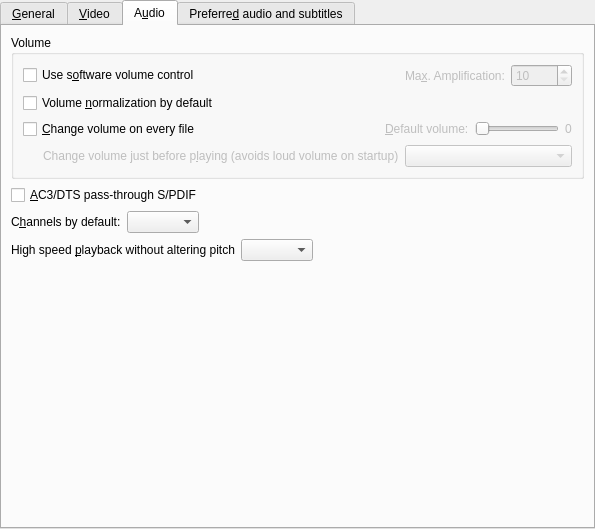
Before: the Qt Designer form src/prefgeneral.ui in wilbert2000/wzplayer, drawn with Qt 5.
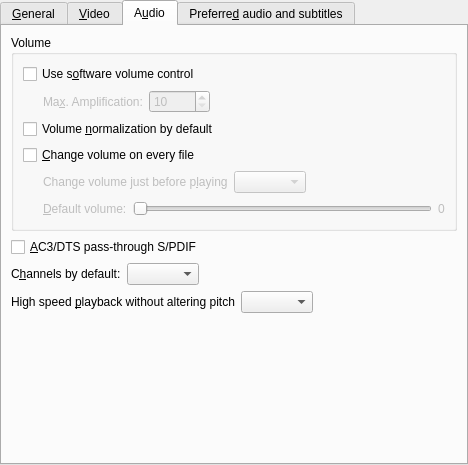
After: the same form once the commit is applied. The open tabs and pages were chosen to show the change. Icons and pictures are not drawn. Custom widgets are drawn as their Qt base class.

```diff
--- a/src/prefgeneral.ui
+++ b/src/prefgeneral.ui
@@ -5,8 +5,8 @@
    <rect>
     <x>0</x>
     <y>0</y>
-    <width>595</width>
-    <height>529</height>
+    <width>468</width>
+    <height>465</height>
    </rect>
   </property>
   <property name="windowIcon" >
@@ -433,6 +433,13 @@
           <property name="spacing" >
            <number>6</number>
           </property>
+          <item>
+           <widget class="QCheckBox" name="softvol_check" >
+            <property name="text" >
+             <string>Use s&amp;oftware volume control</string>
+            </property>
+           </widget>
+          </item>
           <item>
            <layout class="QHBoxLayout" >
             <property name="margin" >
@@ -441,25 +448,18 @@
             <property name="spacing" >
              <number>6</number>
             </property>
-            <item>
-             <widget class="QCheckBox" name="softvol_check" >
-              <property name="text" >
-               <string>Use s&amp;oftware volume control</string>
-              </property>
-             </widget>
-            </item>
             <item>
              <spacer>
               <property name="orientation" >
                <enum>Qt::Horizontal</enum>
               </property>
               <property name="sizeType" >
-               <enum>QSizePolicy::Expanding</enum>
+               <enum>QSizePolicy::Maximum</enum>
               </property>
               <property name="sizeHint" >
                <size>
-                <width>70</width>
-                <height>21</height>
+                <width>20</width>
+                <height>20</height>
                </size>
               </property>
              </spacer>
@@ -493,6 +493,19 @@
               </property>
              </widget>
             </item>
+            <item>
+             <spacer>
+              <property name="orientation" >
+               <enum>Qt::Horizontal</enum>
+              </property>
+              <property name="sizeHint" >
+               <size>
+                <width>40</width>
+                <height>20</height>
+               </size>
+              </property>
+             </spacer>
+            </item>
            </layout>
           </item>
           <item>
@@ -503,83 +516,11 @@
            </widget>
           </item>
           <item>
-           <layout class="QHBoxLayout" >
-            <property name="margin" >
-             <number>0</number>
+           <widget class="QCheckBox" name="change_volume_check" >
+            <property name="text" >
+             <string>&amp;Change volume on every file</string>
             </property>
-            <property name="spacing" >
-             <number>6</number>
-            </property>
-            <item>
-             <widget class="QCheckBox" name="change_volume_check" >
-              <property name="text" >
-               <string>&amp;Change volume on every file</string>
-              </property>
-             </widget>
-            </item>
-            <item>
-             <spacer>
-              <property name="orientation" >
-               <enum>Qt::Horizontal</enum>
-              </property>
-              <property name="sizeHint" >
-               <size>
-                <width>31</width>
-                <height>20</height>
-               </size>
-              </property>
-             </spacer>
-            </item>
-            <item>
-             <layout class="QHBoxLayout" >
-              <property name="margin" >
-               <number>0</number>
-              </property>
-              <property name="spacing" >
-               <number>6</number>
-              </property>
-              <item>
-               <widget class="QLabel" name="default_volume_label" >
-                <property name="enabled" >
-                 <bool>false</bool>
-                </property>
-                <property name="text" >
-                 <string>&amp;Default volume:</string>
-                </property>
-                <property name="wordWrap" >
-                 <bool>false</bool>
-                </property>
-                <property name="buddy" >
-                 <cstring>initial_volume_slider</cstring>
-                </property>
-               </widget>
-              </item>
-              <item>
-               <widget class="QSlider" name="initial_volume_slider" >
-                <property name="enabled" >
-                 <bool>false</bool>
-                </property>
-                <property name="maximum" >
-                 <number>100</number>
-                </property>
-                <property name="orientation" >
-                 <enum>Qt::Horizontal</enum>
-                </property>
-               </widget>
-              </item>
-              <item>
-               <widget class="QLabel" name="initial_volume_label" >
-                <property name="enabled" >
-                 <bool>false</bool>
-                </property>
-                <property name="text" >
-                 <string>0</string>
-                </property>
-               </widget>
-              </item>
-             </layout>
-            </item>
-           </layout>
+           </widget>
           </item>
           <item>
            <layout class="QHBoxLayout" >
@@ -595,7 +536,7 @@
                <enum>Qt::Horizontal</enum>
               </property>
               <property name="sizeType" >
-               <enum>QSizePolicy::Minimum</enum>
+               <enum>QSizePolicy::Maximum</enum>
               </property>
               <property name="sizeHint" >
                <size>
@@ -611,7 +552,7 @@
                <bool>false</bool>
               </property>
               <property name="text" >
-               <string>Change volume just before p&amp;laying (avoids loud volume on startup)</string>
+               <string>Change volume just before p&amp;laying</string>
               </property>
               <property name="buddy" >
                <cstring>use_volume_combo</cstring>
@@ -623,6 +564,92 @@
               <property name="enabled" >
                <bool>false</bool>
               </property>
+              <property name="sizePolicy" >
+               <sizepolicy>
+                <hsizetype>5</hsizetype>
+                <vsizetype>0</vsizetype>
+                <horstretch>0</horstretch>
+                <verstretch>0</verstretch>
+               </sizepolicy>
+              </property>
+             </widget>
+            </item>
+            <item>
+             <spacer>
+              <property name="orientation" >
+               <enum>Qt::Horizontal</enum>
+              </property>
+              <property name="sizeHint" >
+               <size>
+                <width>40</width>
+                <height>20</height>
+               </size>
+              </property>
+             </spacer>
+            </item>
+           </layout>
+          </item>
+          <item>
+           <layout class="QHBoxLayout" >
+            <property name="margin" >
+             <number>0</number>
+            </property>
+            <property name="spacing" >
+             <number>6</number>
+            </property>
+            <item>
+             <spacer>
+              <property name="orientation" >
+               <enum>Qt::Horizontal</enum>
+              </property>
+              <property name="sizeType" >
+               <enum>QSizePolicy::Maximum</enum>
+              </property>
+              <property name="sizeHint" >
+               <size>
+                <width>20</width>
+                <height>20</height>
+               </size>
+              </property>
+             </spacer>
+            </item>
+            <item>
+             <widget class="QLabel" name="default_volume_label" >
+              <property name="enabled" >
+               <bool>false</bool>
+              </property>
+              <property name="text" >
+               <string>&amp;Default volume:</string>
+              </property>
+              <property name="wordWrap" >
+               <bool>false</bool>
+              </property>
+              <property name="buddy" >
+               <cstring>initial_volume_slider</cstring>
+              </property>
+             </widget>
+            </item>
+            <item>
+             <widget class="QSlider" name="initial_volume_slider" >
+              <property name="enabled" >
+               <bool>false</bool>
+              </property>
+              <property name="maximum" >
+               <number>100</number>
+              </property>
+              <property name="orientation" >
+               <enum>Qt::Horizontal</enum>
+              </property>
+             </widget>
+            </item>
+            <item>
+             <widget class="QLabel" name="initial_volume_label" >
+              <property name="enabled" >
+               <bool>false</bool>
+              </property>
+              <property name="text" >
+               <string>0</string>
+              </property>
              </widget>
             </item>
            </layout>
```
Left out of the diff: 46 changed lines with no effect on the pictures.
